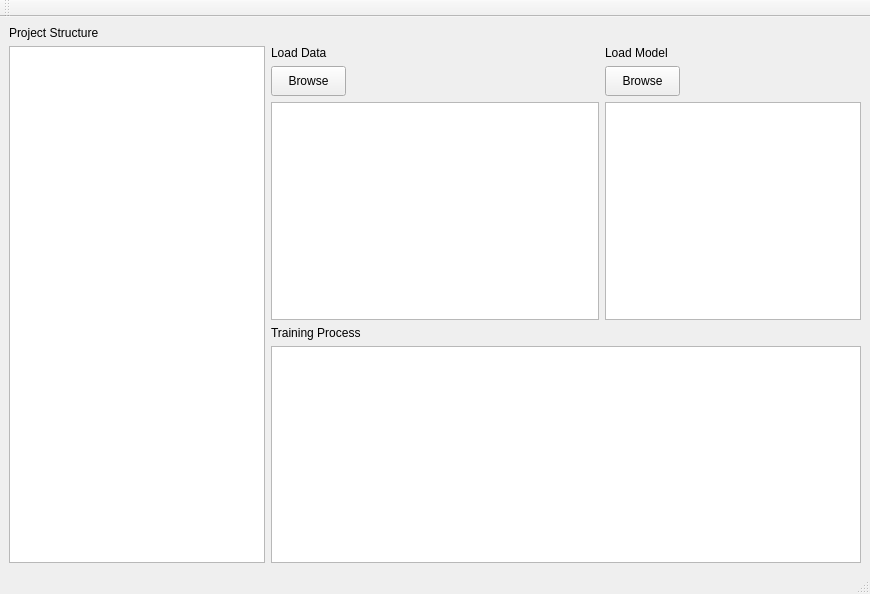
sheMnapion/AI-QSAR, file QSAR-UI/mainwindow1.ui: the form before one commit.
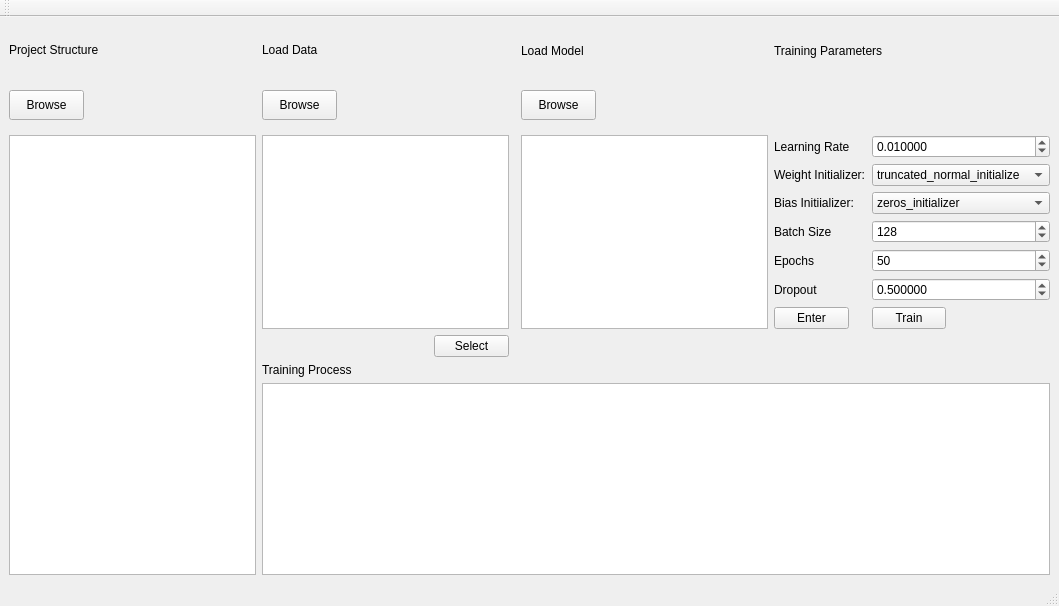
The form after the commit.

What changed in the file:
```diff
--- a/QSAR-UI/mainwindow1.ui
+++ b/QSAR-UI/mainwindow1.ui
@@ -6,12 +6,12 @@
    <rect>
     <x>0</x>
     <y>0</y>
-    <width>870</width>
-    <height>594</height>
+    <width>1059</width>
+    <height>606</height>
    </rect>
   </property>
   <property name="sizePolicy">
-   <sizepolicy hsizetype="Fixed" vsizetype="Preferred">
+   <sizepolicy hsizetype="Expanding" vsizetype="Preferred">
     <horstretch>0</horstretch>
     <verstretch>0</verstretch>
    </sizepolicy>
@@ -21,50 +21,199 @@
   </property>
   <widget class="QWidget" name="centralwidget">
    <layout class="QGridLayout" name="gridLayout">
-    <item row="3" column="2">
-     <widget class="QLabel" name="dataLabel">
+    <item row="2" column="2" colspan="3">
+     <widget class="QListWidget" name="dataList"/>
+    </item>
+    <item row="3" column="4">
+     <widget class="QPushButton" name="dataSelectBtn">
       <property name="sizePolicy">
-       <sizepolicy hsizetype="Expanding" vsizetype="MinimumExpanding">
+       <sizepolicy hsizetype="Preferred" vsizetype="Fixed">
         <horstretch>0</horstretch>
         <verstretch>0</verstretch>
        </sizepolicy>
       </property>
-      <property name="text">
-       <string/>
+      <property name="maximumSize">
+       <size>
+        <width>75</width>
+        <height>16777215</height>
+       </size>
       </property>
-     </widget>
-    </item>
-    <item row="1" column="0" rowspan="6">
-     <widget class="QListWidget" name="projectList"/>
-    </item>
-    <item row="1" column="1">
-     <widget class="QLabel" name="label_3">
       <property name="text">
-       <string>Load Data</string>
+       <string>Select</string>
       </property>
      </widget>
     </item>
-    <item row="5" column="1" colspan="2">
-     <widget class="QLabel" name="label_5">
+    <item row="0" column="6">
+     <widget class="QLabel" name="label_4">
+      <property name="sizePolicy">
+       <sizepolicy hsizetype="Expanding" vsizetype="Expanding">
+        <horstretch>0</horstretch>
+        <verstretch>0</verstretch>
+       </sizepolicy>
+      </property>
       <property name="text">
-       <string>Training Process</string>
+       <string>Load Model</string>
       </property>
      </widget>
     </item>
-    <item row="6" column="1" colspan="3">
+    <item row="2" column="7" colspan="2">
+     <layout class="QFormLayout" name="formLayout">
+      <item row="0" column="0">
+       <widget class="QLabel" name="learningRateLabel">
+        <property name="text">
+         <string>Learning Rate</string>
+        </property>
+       </widget>
+      </item>
+      <item row="0" column="1">
+       <widget class="QDoubleSpinBox" name="learningRateDoubleSpinBox">
+        <property name="decimals">
+         <number>6</number>
+        </property>
+        <property name="maximum">
+         <double>1.000000000000000</double>
+        </property>
+        <property name="singleStep">
+         <double>0.010000000000000</double>
+        </property>
+        <property name="stepType">
+         <enum>QAbstractSpinBox::AdaptiveDecimalStepType</enum>
+        </property>
+        <property name="value">
+         <double>0.010000000000000</double>
+        </property>
+       </widget>
+      </item>
+      <item row="1" column="0">
+       <widget class="QLabel" name="weightInitializerLabel">
+        <property name="text">
+         <string>Weight Initializer:</string>
+        </property>
+       </widget>
+      </item>
+      <item row="1" column="1">
+       <widget class="QComboBox" name="weightInitializerComboBox">
+        <item>
+         <property name="text">
+          <string>truncated_normal_initialize</string>
+         </property>
+        </item>
+       </widget>
+      </item>
+      <item row="2" column="0">
+       <widget class="QLabel" name="biasInitializerLabel">
+        <property name="text">
+         <string>Bias Initiializer:</string>
+        </property>
+       </widget>
+      </item>
+      <item row="2" column="1">
+       <widget class="QComboBox" name="biasInitializerComboBox">
+        <item>
+         <property name="text">
+          <string>zeros_initializer</string>
+         </property>
+        </item>
+       </widget>
+      </item>
+      <item row="3" column="0">
+       <widget class="QLabel" name="batchSizeLabel">
+        <property name="text">
+         <string>Batch Size</string>
+        </property>
+       </widget>
+      </item>
+      <item row="3" column="1">
+       <widget class="QSpinBox" name="batchSizeSpinBox">
+        <property name="minimum">
+         <number>1</number>
+        </property>
+        <property name="maximum">
+         <number>8192</number>
+        </property>
+        <property name="value">
+         <number>128</number>
+        </property>
+       </widget>
+      </item>
+      <item row="4" column="0">
+       <widget class="QLabel" name="epochsLabel">
+        <property name="text">
+         <string>Epochs</string>
+        </property>
+       </widget>
+      </item>
+      <item row="4" column="1">
+       <widget class="QSpinBox" name="epochsSpinBox">
+        <property name="minimum">
+         <number>1</number>
+        </property>
+        <property name="maximum">
+         <number>500</number>
+        </property>
+        <property name="value">
+         <number>50</number>
+        </property>
+       </widget>
+      </item>
+      <item row="5" column="0">
+       <widget class="QLabel" name="dropoutLabel">
+        <property name="text">
+         <string>Dropout</string>
+        </property>
+       </widget>
+      </item>
+      <item row="5" column="1">
+       <widget class="QDoubleSpinBox" name="dropoutDoubleSpinBox">
+        <property name="decimals">
+         <number>6</number>
+        </property>
+        <property name="maximum">
+         <double>1.000000000000000</double>
+        </property>
+        <property name="stepType">
+         <enum>QAbstractSpinBox::AdaptiveDecimalStepType</enum>
+        </property>
+        <property name="value">
+         <double>0.500000000000000</double>
+        </property>
+       </widget>
+      </item>
+      <item row="6" column="0">
+       <widget class="QPushButton" name="enterParamsBtn">
+        <property name="maximumSize">
+         <size>
+          <width>75</width>
+          <height>16777215</height>
+         </size>
+        </property>
+        <property name="text">
+         <string>Enter</string>
+        </property>
+       </widget>
+      </item>
+      <item row="6" column="1">
+       <widget class="QPushButton" name="trainParamsBtn">
+        <property name="maximumSize">
+         <size>
+          <width>74</width>
+          <height>16777215</height>
+         </size>
+        </property>
+        <property name="text">
+         <string>Train</string>
+        </property>
+       </widget>
+      </item>
+     </layout>
+    </item>
+    <item row="5" column="2" colspan="7">
      <widget class="QListWidget" name="trainingList"/>
     </item>
-    <item row="0" column="0">
-     <widget class="QLabel" name="label">
-      <property name="text">
-       <string>Project Structure</string>
-      </property>
-     </widget>
-    </item>
-    <item row="2" column="1">
+    <item row="1" column="2">
      <widget class="QPushButton" name="dataBrowseBtn">
       <property name="sizePolicy">
-       <sizepolicy hsizetype="Minimum" vsizetype="Minimum">
+       <sizepolicy hsizetype="Preferred" vsizetype="Preferred">
         <horstretch>0</horstretch>
         <verstretch>0</verstretch>
        </sizepolicy>
@@ -89,23 +238,132 @@
       </property>
      </widget>
     </item>
-    <item row="3" column="1" rowspan="2" colspan="2">
-     <widget class="QListWidget" name="dataList"/>
+    <item row="4" column="2" colspan="2">
+     <widget class="QLabel" name="label_5">
+      <property name="sizePolicy">
+       <sizepolicy hsizetype="Expanding" vsizetype="Preferred">
+        <horstretch>0</horstretch>
+        <verstretch>0</verstretch>
+       </sizepolicy>
+      </property>
+      <property name="text">
+       <string>Training Process</string>
+      </property>
+     </widget>
     </item>
-    <item row="1" column="3">
-     <widget class="QLabel" name="label_4">
+    <item row="0" column="0" colspan="2">
+     <widget class="QLabel" name="label">
+      <property name="sizePolicy">
+       <sizepolicy hsizetype="Fixed" vsizetype="Fixed">
+        <horstretch>0</horstretch>
+        <verstretch>0</verstretch>
+       </sizepolicy>
+      </property>
       <property name="text">
-       <string>Load Model</string>
+       <string>Project Structure</string>
       </property>
      </widget>
     </item>
-    <item row="3" column="3" rowspan="2">
+    <item row="2" column="0" rowspan="4" colspan="2">
+     <widget class="QListWidget" name="projectList">
+      <property name="sizePolicy">
+       <sizepolicy hsizetype="Expanding" vsizetype="Expanding">
+        <horstretch>0</horstretch>
+        <verstretch>0</verstretch>
+       </sizepolicy>
+      </property>
+      <property name="minimumSize">
+       <size>
+        <width>0</width>
+        <height>0</height>
+       </size>
+      </property>
+      <property name="maximumSize">
+       <size>
+        <width>16777215</width>
+        <height>16777215</height>
+       </size>
+      </property>
+     </widget>
+    </item>
+    <item row="2" column="6">
      <widget class="QListWidget" name="modelList"/>
     </item>
-    <item row="2" column="3">
+    <item row="0" column="2">
+     <widget class="QLabel" name="label_3">
+      <property name="sizePolicy">
+       <sizepolicy hsizetype="Fixed" vsizetype="Fixed">
+        <horstretch>0</horstretch>
+        <verstretch>0</verstretch>
+       </sizepolicy>
+      </property>
+      <property name="text">
+       <string>Load Data</string>
+      </property>
+     </widget>
+    </item>
+    <item row="1" column="0">
+     <widget class="QPushButton" name="projectBrowseBtn">
+      <property name="minimumSize">
+       <size>
+        <width>75</width>
+        <height>30</height>
+       </size>
+      </property>
+      <property name="maximumSize">
+       <size>
+        <width>75</width>
+        <height>30</height>
+       </size>
+      </property>
+      <property name="text">
+       <string>Browse</string>
+      </property>
+     </widget>
+    </item>
+    <item row="1" column="1">
+     <widget class="QLabel" name="projectLabel">
+      <property name="sizePolicy">
+       <sizepolicy hsizetype="Expanding" vsizetype="Expanding">
+        <horstretch>0</horstretch>
+        <verstretch>0</verstretch>
+       </sizepolicy>
+      </property>
+      <property name="text">
+       <string/>
+      </property>
+     </widget>
+    </item>
+    <item row="0" column="7">
+     <widget class="QLabel" name="label_6">
+      <property name="sizePolicy">
+       <sizepolicy hsizetype="Expanding" vsizetype="Expanding">
+        <horstretch>0</horstretch>
+        <verstretch>0</verstretch>
+       </sizepolicy>
+      </property>
+      <property name="text">
+       <string>Training Parameters</string>
+      </property>
+     </widget>
+    </item>
+    <item row="1" column="3">
+     <widget class="QLabel" name="dataLabel">
+      <property name="sizePolicy">
+       <sizepolicy hsizetype="Expanding" vsizetype="MinimumExpanding">
+        <horstretch>0</horstretch>
+        <verstretch>0</verstretch>
+       </sizepolicy>
+      </property>
+      <property name="text">
+       <string/>
+      </property>
+     </widget>
+    </item>
+    <item row="1" column="6">
      <widget class="QPushButton" name="modelBrowseBtn">
       <property name="sizePolicy">
-       <sizepolicy hsizetype="Minimum" vsizetype="Minimum">
+       <sizepolicy hsizetype="Preferred" vsizetype="Preferred">
         <horstretch>0</horstretch>
         <verstretch>0</verstretch>
        </sizepolicy>
```
Left out of the diff: 2 changed lines with no effect on the pictures.
